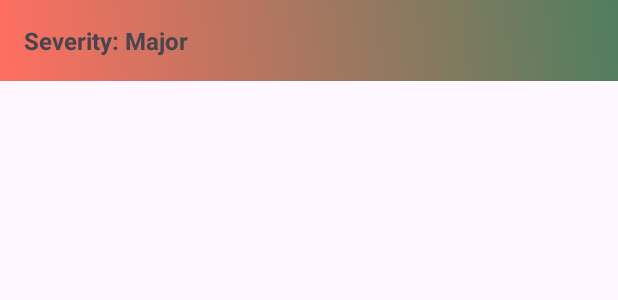
After one commit to sorokivski/AvoidGrapefruit, an Android app: the layout item_interaction_group.xml on its own in the app's theme, with its tools: preview values and no code run, on a phone screen of 412 x 824 dp. The commit adds this screen. Shown: the top 300 px of the screen. Run offline under Robolectric (Android 15) with nearby library versions, the phone set to English and light mode, and no system bars.

Commit message:
working on

```diff
--- a/app/src/main/AndroidManifest.xml
+++ b/app/src/main/AndroidManifest.xml
@@ -37,6 +37,8 @@
             android:exported="false" />
         <activity android:name=".user_drugs.UserDrugInfoActivity"
             android:exported="false" />
+        <activity android:name=".interactions.InteractionsActivity"
+            android:exported="false" />
 
 
         <activity
--- a/app/src/main/java/com/example/avoidgrapefruit/home/HomeActivity.java
+++ b/app/src/main/java/com/example/avoidgrapefruit/home/HomeActivity.java
@@ -11,6 +11,7 @@ import androidx.appcompat.app.AppCompatActivity;
 
 import com.example.avoidgrapefruit.R;
 import com.example.avoidgrapefruit.auth.AuthManager;
+import com.example.avoidgrapefruit.interactions.InteractionsActivity;
 import com.example.avoidgrapefruit.user.UserProfileActivity;
 import com.google.firebase.firestore.DocumentSnapshot;
 
@@ -57,7 +58,9 @@ public class HomeActivity extends AppCompatActivity {
 
         Button btnLogout = findViewById(R.id.btnLogout);
         Button btnProfile = findViewById(R.id.btnProfile);
+        Button btnInteractions = findViewById(R.id.btnInteractions);
         btnProfile.setOnClickListener(v -> startActivity(new Intent(this, UserProfileActivity.class)));
         btnLogout.setOnClickListener(v -> authManager.logout(this));
+        btnInteractions.setOnClickListener(v -> startActivity(new Intent (this, InteractionsActivity.class)));
     }
 }
--- /dev/null
+++ b/app/src/main/res/drawable/bg_severity_chip.xml
@@ -0,0 +1,6 @@
+<?xml version="1.0" encoding="utf-8"?>
+<shape xmlns:android="http://schemas.android.com/apk/res/android"
+    android:shape="rectangle">
+    <solid android:color="@android:color/darker_gray"/>
+    <corners android:radius="8dp"/>
+</shape>
--- /dev/null
+++ b/app/src/main/res/drawable/ic_check.xml
@@ -0,0 +1,5 @@
+<vector xmlns:android="http://schemas.android.com/apk/res/android" android:height="24dp" android:tint="#BC6767" android:viewportHeight="960" android:viewportWidth="960" android:width="24dp">
+
+    <path android:fillColor="@android:color/white" android:pathData="M718,647L604,534L661,478L718,534L859,393L916,449L718,647ZM440,459Q440,459 440,459Q440,459 440,459Q440,459 440,459Q440,459 440,459Q440,459 440,459Q440,459 440,459Q440,459 440,459Q440,459 440,459L440,459Q440,459 440,459Q440,459 440,459Q440,459 440,459Q440,459 440,459Q440,459 440,459Q440,459 440,459Q440,459 440,459Q440,459 440,459Q440,459 440,459Q440,459 440,459Q440,459 440,459Q440,459 440,459ZM440,840L313,726Q241,661 189.5,610Q138,559 104.5,514Q71,469 55.5,427Q40,385 40,339Q40,245 103,182.5Q166,120 260,120Q312,120 359,142Q406,164 440,204Q474,164 521,142Q568,120 620,120Q701,120 756,165.5Q811,211 831,280Q831,280 817.5,280Q804,280 788.5,280Q773,280 759.5,280Q746,280 746,280Q728,240 693,220Q658,200 620,200Q569,200 532,227.5Q495,255 463,300L417,300Q386,255 346.5,227.5Q307,200 260,200Q203,200 161.5,239.5Q120,279 120,339Q120,372 134,406Q148,440 184,484.5Q220,529 282,588.5Q344,648 440,732Q466,709 501,679Q536,649 557,629Q557,629 566,638Q575,647 585.5,657.5Q596,668 605,677Q614,686 614,686Q592,706 558,735.5Q524,765 498,788L440,840Z"/>
+
+</vector>
--- /dev/null
+++ b/app/src/main/res/layout/item_interaction_group.xml
@@ -0,0 +1,26 @@
+<?xml version="1.0" encoding="utf-8"?>
+<LinearLayout xmlns:android="http://schemas.android.com/apk/res/android"
+    android:orientation="vertical"
+    android:layout_width="match_parent"
+    android:layout_height="wrap_content"
+    android:padding="8dp"
+    android:background="@drawable/bg_gradient"
+    android:layout_marginBottom="12dp">
+
+    <TextView
+        android:id="@+id/tvSeverityHeader"
+        android:layout_width="match_parent"
+        android:layout_height="wrap_content"
+        android:text="Severity: Major"
+        android:textStyle="bold"
+        android:textSize="16sp"
+        android:padding="8dp"/>
+
+    <LinearLayout
+        android:id="@+id/llProducts"
+        android:orientation="vertical"
+        android:layout_width="match_parent"
+        android:layout_height="wrap_content"
+        android:paddingLeft="12dp"
+        android:paddingRight="12dp"/>
+</LinearLayout>
```
Also changed, not shown: app/src/main/java/com/example/avoidgrapefruit/entity/Interaction.java (added, +52 -0 lines), app/src/main/java/com/example/avoidgrapefruit/interactions/InteractionsActivity.java (added, +169 -0 lines), app/src/main/res/layout/activity_home.xml (+13 -0 lines), app/src/main/res/layout/activity_interactions.xml (added, +30 -0 lines), 2 other files.
